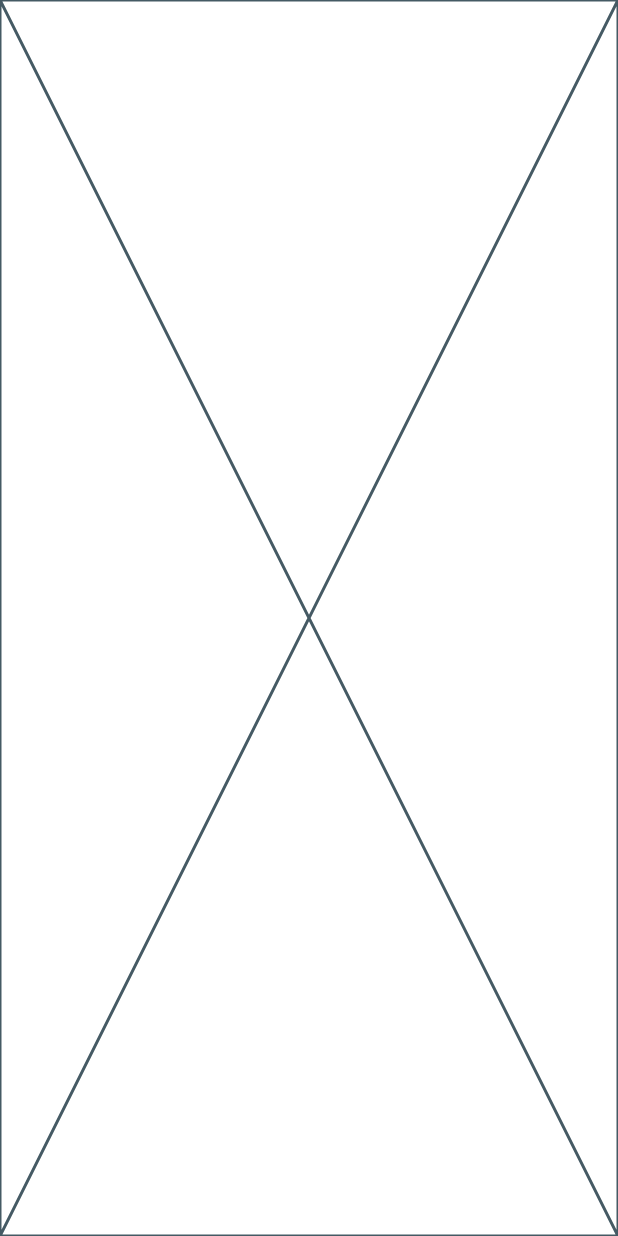
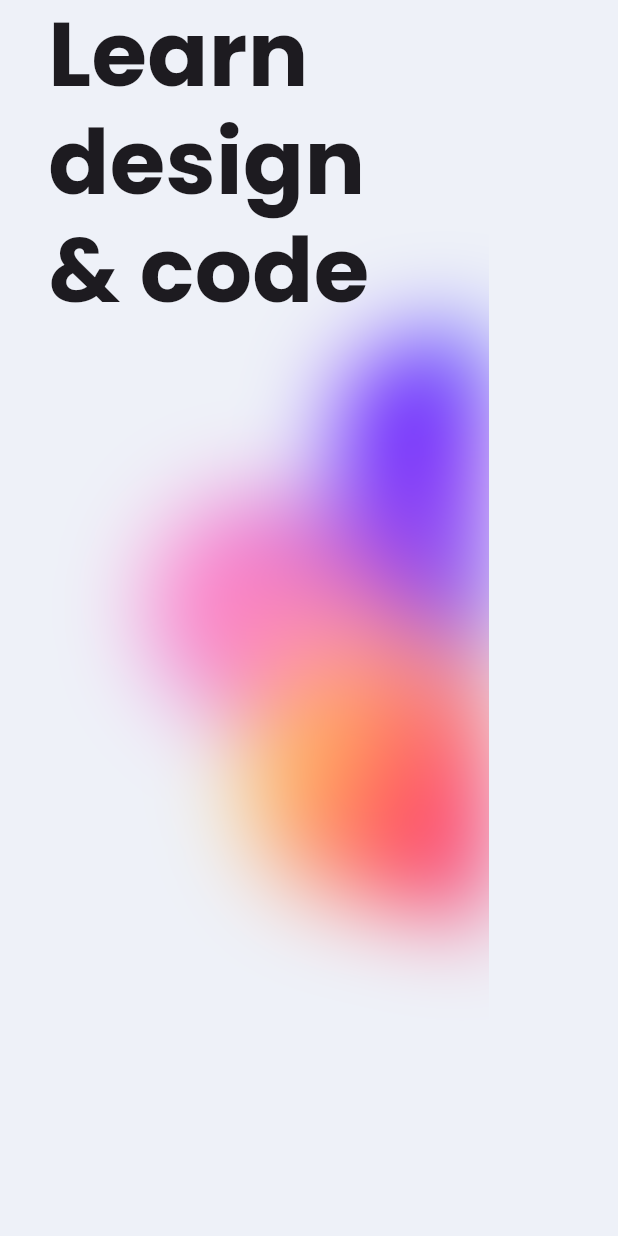
Before and after one commit to egideons/rive_app, a Flutter app: the screen it shows after launch, on a phone screen of 412 x 824 dp. Run offline on Flutter 3.47's test engine with Material 3 defaults, Android fonts, the phone set to English and light mode, and no system bars.

```diff
--- a/lib/app/onboarding_screen.dart
+++ b/lib/app/onboarding_screen.dart
@@ -1,3 +1,5 @@
+import 'dart:ui';
+
 import 'package:flutter/material.dart';
 
 class OnboardingScreen extends StatefulWidget {
@@ -10,6 +12,56 @@ class OnboardingScreen extends StatefulWidget {
 class _OnboardingScreenState extends State<OnboardingScreen> {
   @override
   Widget build(BuildContext context) {
-    return const Placeholder();
+    var media = MediaQuery.of(context).size;
+    return Scaffold(
+        body: Stack(
+      children: [
+        Positioned(
+          width: media.width * 1.7,
+          bottom: 200,
+          left: 100,
+          child: Image.asset("assets/Backgrounds/Spline.png"),
+        ),
+        Positioned.fill(
+          child:
+              BackdropFilter(filter: ImageFilter.blur(sigmaX: 20, sigmaY: 10)),
+        ),
+        // const RiveAnimation.asset("assets/RiveAssets/shapes.riv"),
+        Positioned.fill(
+            child: BackdropFilter(
+          filter: ImageFilter.blur(sigmaX: 30, sigmaY: 30),
+          child: const SizedBox(),
+        )),
+        SafeArea(
+            child: Column(
+          children: [
+            Padding(
+              padding: const EdgeInsets.symmetric(horizontal: 32),
+              child: SizedBox(
+                width: media.width - 150,
+                child: const Column(
+                  children: [
+                    Text(
+                      "Learn design & code",
+                      style: TextStyle(
+                        fontFamily: "Poppins",
+                        fontSize: 60,
+                        height: 1.2,
+                      ),
+                    ),
+                    Text(
+                      "",
+                      style: TextStyle(
+                        fontFamily: "Poppins",
+                      ),
+                    ),
+                  ],
+                ),
+              ),
+            ),
+          ],
+        ))
+      ],
+    ));
   }
 }
--- a/lib/src/constants.dart
+++ b/lib/src/constants.dart
@@ -7,3 +7,5 @@ const defaultInputBorder = OutlineInputBorder(
     width: 1,
   ),
 );
+
+Color kBackgroundColor = Colors.white;
--- a/pubspec.yaml
+++ b/pubspec.yaml
@@ -67,7 +67,7 @@ flutter:
     - assets/Backgrounds/
     - assets/Fonts/
     - assets/icons/
-    - assets/riveAssets/
+    - assets/RiveAssets/
   #   - images/a_dot_burr.jpeg
   #   - images/a_dot_ham.jpeg
 
@@ -90,7 +90,7 @@ flutter:
            weight: 600
      - family: Poppins
        fonts:
-         - asset: assets/Fonts/Poppins_Bold.ttf
+         - asset: assets/Fonts/Poppins-Bold.ttf
            weight: 700
   #
   # For details regarding fonts from package dependencies,
```
